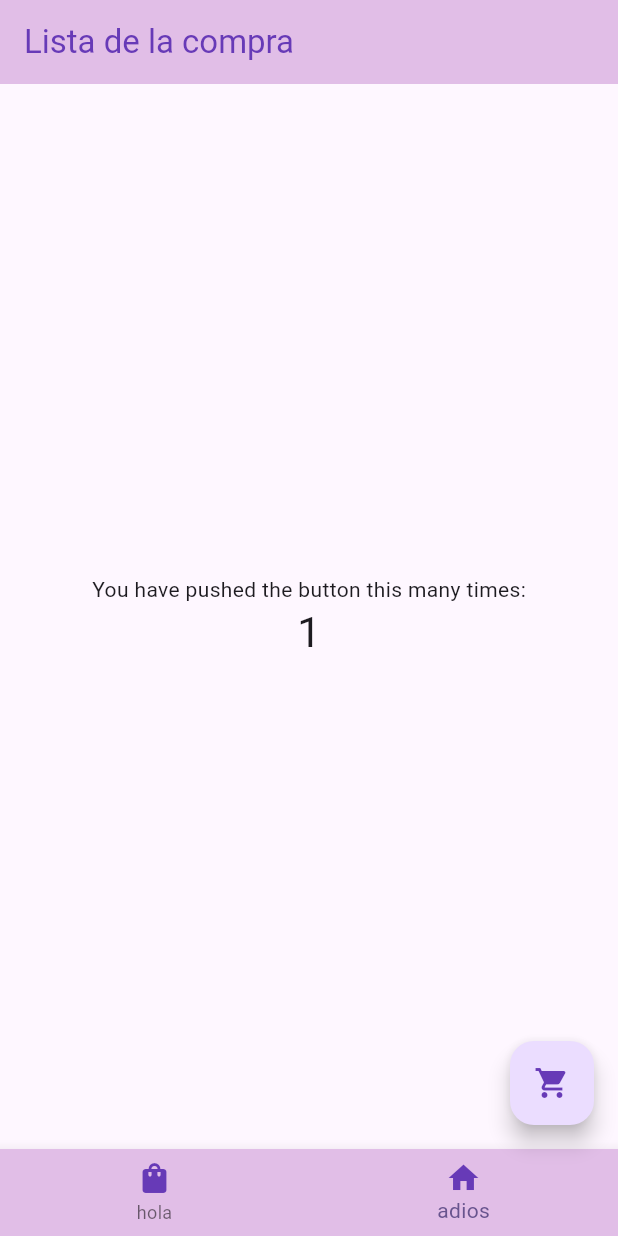
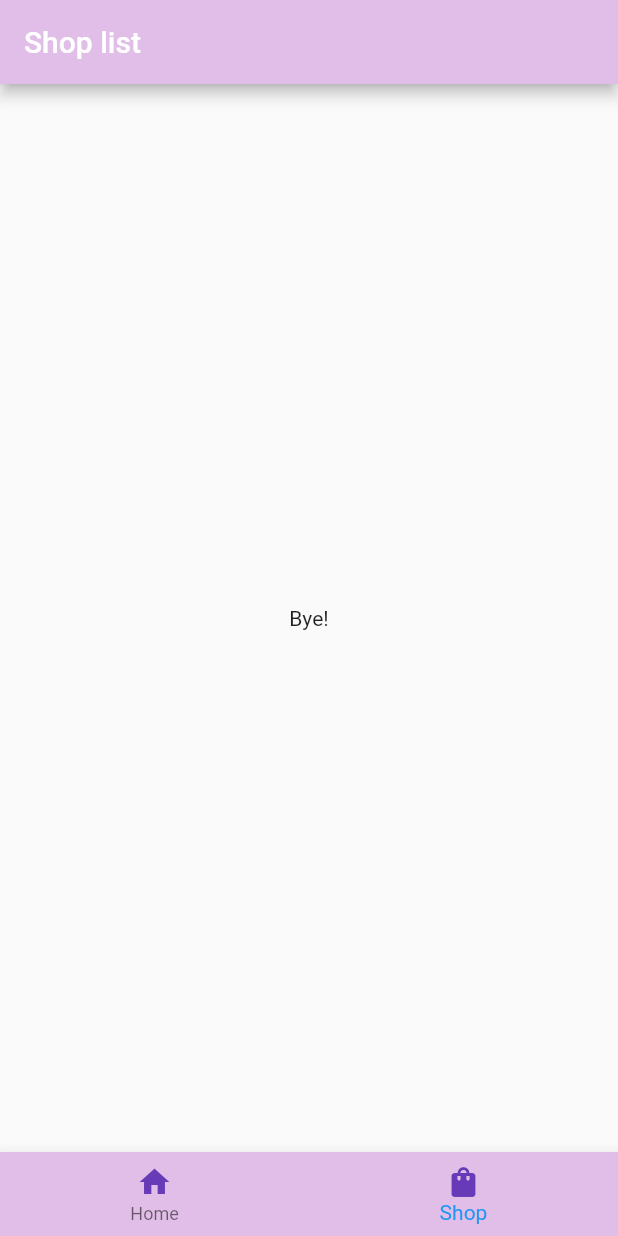
Before and after one commit to antmaczam/shopping-list, a Flutter app: the screen it shows after launch, item 2 of the bottom bar chosen, on a phone screen of 412 x 824 dp. Run offline on Flutter 3.47's test engine with Material 2 defaults, Android fonts, the phone set to English and light mode, and no system bars.

Commit message:
Main navigation

```diff
--- /dev/null
+++ b/lib/controllers/index.dart
@@ -0,0 +1 @@
+export 'navigation_controller.dart';
--- /dev/null
+++ b/lib/controllers/navigation_controller.dart
@@ -0,0 +1,15 @@
+import 'package:flutter/material.dart';
+
+class NavigationController extends ChangeNotifier {
+
+  String screenName = '/home';
+  List<String> screens = ['/home', '/shop'];
+  int currentIndex = 0;
+
+  void changeScreen(int index) {
+    currentIndex = index;
+    screenName = screens[index];
+    notifyListeners();
+  }
+
+}
--- a/lib/main.dart
+++ b/lib/main.dart
@@ -1,68 +1,39 @@
 import 'package:flutter/material.dart';
-import 'package:shopping_list/screens/HomeList.dart';
-import 'package:shopping_list/widgets/bottom_app_bar.dart';
-
-import 'constants/colors.dart';
+import 'package:provider/provider.dart';
+import 'controllers/index.dart';
+import 'screens/index.dart';
 
 void main() {
-  runApp(const MyApp());
+  runApp(
+      MultiProvider(
+          providers: [
+            ListenableProvider<NavigationController>(create: (_) => NavigationController()),
+          ],
+          child: const NavApp()
+      )
+  );
 }
 
-class MyApp extends StatelessWidget {
-  const MyApp({super.key});
+class NavApp extends StatelessWidget {
+  const NavApp({super.key});
 
   @override
   Widget build(BuildContext context) {
+    NavigationController navigation = Provider.of<NavigationController>(context);
+
     return MaterialApp(
-        title: 'Shopping list',
-        debugShowCheckedModeBanner: false,
-        theme: ThemeData(
-          colorScheme: ColorScheme.fromSeed(seedColor: Colors.deepPurple),
-          useMaterial3: true,
-        ),
-        home: MyHomePage(title: 'Lista de la compra')
+      debugShowCheckedModeBanner: false,
+      home: Navigator(
+        onPopPage: (route, result) {
+          bool popStatus = route.didPop(result);
+          if(popStatus) Provider.of<NavigationController>(context, listen: false).changeScreen(0);
+          return popStatus;
+        },
+        pages: [
+          if(navigation.screenName == '/home') const MaterialPage(child: HomeList()),
+          if(navigation.screenName == '/shop') const MaterialPage(child: ShopList()),
+        ],
+      ),
     );
   }
 }
-
-class MyHomePage extends StatefulWidget {
-  MyHomePage({Key? key, required this.title}):super(key:key);
-  final String title;
-  int selectedIndex = 0;
-
-  @override
-  _MyHomePageState createState() => _MyHomePageState();
-}
-
-class _MyHomePageState extends State<MyHomePage> {
-
-  @override
-  Widget build(BuildContext context) {
-    return Scaffold(
-      appBar: AppBar(
-        backgroundColor: primaryColor,
-        title: Text(widget.title, style: const TextStyle(color: Colors.deepPurple)),
-      ),
-      body: Center(
-        child: Column(
-          mainAxisAlignment: MainAxisAlignment.center,
-          children: [
-            const Text('You have pushed the button this many times:'),
-            Text('${widget.selectedIndex}', style: Theme.of(context).textTheme.headlineMedium),
-          ],
-        ),
-      ),
-      floatingActionButton: const FloatingActionButton(
-        onPressed: null,
-        tooltip: 'Increment',
-        child: Icon(Icons.shopping_cart, color: secondaryColor),
-      ),
-      bottomNavigationBar: SBottomAppBar(updateIndex: _updateIndex, index: widget.selectedIndex),
-    );
-  }
-
-  void _updateIndex(int index) {
-    setState(() => widget.selectedIndex = index);
-  }
-
-}
--- a/lib/screens/HomeList.dart
+++ b/lib/screens/home_list.dart
@@ -1,20 +1,22 @@
 import 'package:flutter/material.dart';
 import 'package:shopping_list/constants/colors.dart';
 
+import '../widgets/bottom_bar.dart';
+
 class HomeList extends StatelessWidget {
-  final String title;
 
-  const HomeList({super.key, required this.title});
+  const HomeList({super.key});
 
   @override
   Widget build(BuildContext context) {
     return Scaffold(
       appBar: AppBar(
         backgroundColor: primaryColor,
-        title: Text(title)
+        title: const Text('Home list')
       ),
       body: const Center(
-        child: Text('holaaaaaaaaaaaaa'),
+        child: Text('Hello!'),
       ),
+      bottomNavigationBar: const BottomBar()
     );
   }}
--- /dev/null
+++ b/lib/screens/index.dart
@@ -0,0 +1,2 @@
+export 'home_list.dart';
+export 'shop_list.dart';
--- /dev/null
+++ b/lib/screens/shop_list.dart
@@ -0,0 +1,22 @@
+import 'package:flutter/material.dart';
+import 'package:shopping_list/constants/colors.dart';
+
+import '../widgets/bottom_bar.dart';
+
+class ShopList extends StatelessWidget {
+
+  const ShopList({super.key});
+
+  @override
+  Widget build(BuildContext context) {
+    return Scaffold(
+      appBar: AppBar(
+        backgroundColor: primaryColor,
+        title: const Text('Shop list')
+      ),
+      body: const Center(
+        child: Text('Bye!'),
+      ),
+      bottomNavigationBar: const BottomBar()
+    );
+  }}
--- a/lib/widgets/bottom_app_bar.dart
+++ /dev/null
@@ -1,32 +0,0 @@
-import 'package:flutter/material.dart';
-
-import '../constants/colors.dart';
-
-class SBottomAppBar extends StatefulWidget {
-
-  final void Function(int index) updateIndex;
-  int index;
-  SBottomAppBar({Key? key, required this.updateIndex, required this.index}):super(key:key);
-
-  @override
-  _SBottomAppBarState createState() => _SBottomAppBarState();
-
-}
-
-class _SBottomAppBarState extends State<SBottomAppBar> {
-
-  @override
-  Widget build(BuildContext context){
-    return BottomNavigationBar(
-      backgroundColor: primaryColor,
-      currentIndex: widget.index,
-      onTap: widget.updateIndex,
-      items: const [
-        //onPressed: () => Navigator.pushNamed(context, '/home_list'),
-        BottomNavigationBarItem(label: 'hola', icon: Icon(Icons.shopping_bag, color: secondaryColor)),
-        BottomNavigationBarItem(label: 'adios',icon: Icon(Icons.home, color: secondaryColor))
-      ],
-    );
-  }
-
-}
--- /dev/null
+++ b/lib/widgets/bottom_bar.dart
@@ -0,0 +1,30 @@
+import 'package:flutter/material.dart';
+import 'package:provider/provider.dart';
+import '../constants/colors.dart';
+import '../controllers/navigation_controller.dart';
+
+class BottomBar extends StatelessWidget {
+
+  const BottomBar({super.key});
+
+  @override
+  Widget build(BuildContext context) {
+    NavigationController navigation = Provider.of<NavigationController>(context, listen: false);
+    return BottomNavigationBar(
+      backgroundColor: primaryColor,
+      currentIndex: navigation.currentIndex,
+      onTap: navigation.changeScreen,
+      items: const [
+        BottomNavigationBarItem(
+          label: 'Home',
+          icon: Icon(Icons.home, color: secondaryColor)
+        ),
+        BottomNavigationBarItem(
+          label: 'Shop',
+          icon: Icon(Icons.shopping_bag, color: secondaryColor)
+        )
+      ],
+    );
+  }
+
+}
--- a/pubspec.yaml
+++ b/pubspec.yaml
@@ -35,6 +35,7 @@ dependencies:
   # The following adds the Cupertino Icons font to your application.
   # Use with the CupertinoIcons class for iOS style icons.
   cupertino_icons: ^1.0.2
+  provider: ^6.0.5
 
 dev_dependencies:
   flutter_test:
```
Also changed, not shown: 1 other file.
